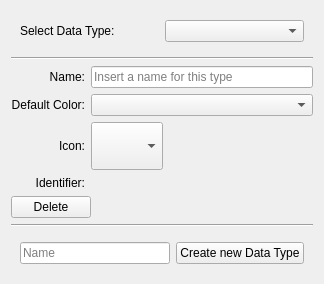
Qt form src/Interface/DataTypePage.ui (KDE/rocs) before a commit.
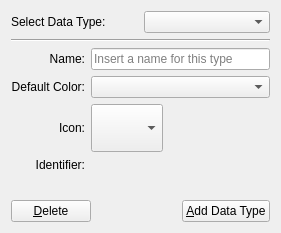
The same form after that commit. Custom widgets are drawn as their Qt base class.

Commit message:
Simplify add data/pointer type dialogs.
When adding a new type just focus the name edit,
instead of having a line edit just for pre-setting its name.

Remove QWidgets as layout elements (use layouts instead).

Set buddies in the ui files.

What changed in the file:
```diff
--- a/src/Interface/DataTypePage.ui
+++ b/src/Interface/DataTypePage.ui
@@ -6,32 +6,27 @@
    <rect>
     <x>0</x>
     <y>0</y>
-    <width>324</width>
-    <height>271</height>
+    <width>281</width>
+    <height>233</height>
    </rect>
   </property>
   <layout class="QVBoxLayout" name="verticalLayout">
    <item>
-    <widget class="QWidget" name="widget_2" native="true">
-     <property name="sizePolicy">
-      <sizepolicy hsizetype="Preferred" vsizetype="Fixed">
-       <horstretch>0</horstretch>
-       <verstretch>0</verstretch>
-      </sizepolicy>
-     </property>
-     <layout class="QGridLayout" name="gridLayout">
-      <item row="0" column="0">
+    <layout class="QHBoxLayout" name="horizontalLayout_2">
+     <item>
        <widget class="QLabel" name="label">
         <property name="text">
          <string>Select Data Type:</string>
         </property>
-       </widget>
-      </item>
-      <item row="0" column="1">
+       <property name="buddy">
+        <cstring>typeSelector</cstring>
+       </property>
+      </widget>
+     </item>
+     <item>
        <widget class="KComboBox" name="typeSelector"/>
       </item>
      </layout>
-    </widget>
    </item>
    <item>
     <widget class="Line" name="line_2">
@@ -73,26 +68,6 @@
        </property>
       </widget>
      </item>
-     <item row="5" column="0">
-      <widget class="QLabel" name="label_2">
-       <property name="text">
-        <string>Identifier:</string>
-       </property>
-       <property name="alignment">
-        <set>Qt::AlignRight|Qt::AlignTrailing|Qt::AlignVCenter</set>
-       </property>
-      </widget>
-     </item>
-     <item row="5" column="1">
-      <widget class="QLabel" name="typeIdentifier">
-       <property name="toolTip">
-        <string>This is the unique identifier for the data type.</string>
-       </property>
-       <property name="text">
-        <string/>
-       </property>
-      </widget>
-     </item>
      <item row="1" column="1">
       <widget class="QLineEdit" name="typeName">
        <property name="placeholderText">
@@ -136,6 +111,26 @@
      <item row="2" column="1">
       <widget class="KColorCombo" name="typeDefaultColor"/>
      </item>
+     <item row="4" column="0">
+      <widget class="QLabel" name="label_2">
+       <property name="text">
+        <string>Identifier:</string>
+       </property>
+       <property name="alignment">
+        <set>Qt::AlignRight|Qt::AlignTrailing|Qt::AlignVCenter</set>
+       </property>
+      </widget>
+     </item>
+     <item row="4" column="1">
+      <widget class="QLabel" name="typeIdentifier">
+       <property name="toolTip">
+        <string>This is the unique identifier for the data type.</string>
+       </property>
+       <property name="text">
+        <string/>
+       </property>
+      </widget>
+     </item>
     </layout>
    </item>
    <item>
@@ -152,6 +147,8 @@
     </spacer>
    </item>
    <item>
+    <layout class="QHBoxLayout" name="horizontalLayout">
+     <item>
     <widget class="KPushButton" name="deleteType">
      <property name="sizePolicy">
       <sizepolicy hsizetype="Fixed" vsizetype="Fixed">
@@ -160,42 +157,31 @@
       </sizepolicy>
      </property>
      <property name="text">
-      <string>Delete</string>
+        <string>&amp;Delete</string>
      </property>
     </widget>
    </item>
    <item>
-    <widget class="Line" name="line">
+      <spacer name="horizontalSpacer">
      <property name="orientation">
       <enum>Qt::Horizontal</enum>
      </property>
-    </widget>
+       <property name="sizeHint" stdset="0">
+        <size>
+         <width>40</width>
+         <height>20</height>
+        </size>
+       </property>
+      </spacer>
    </item>
    <item>
-    <widget class="QWidget" name="widget" native="true">
-     <property name="sizePolicy">
-      <sizepolicy hsizetype="Preferred" vsizetype="Fixed">
-       <horstretch>0</horstretch>
-       <verstretch>0</verstretch>
-      </sizepolicy>
-     </property>
-     <layout class="QGridLayout" name="gridLayout_2">
-      <item row="1" column="0">
-       <widget class="QLineEdit" name="newTypeName">
-        <property name="placeholderText">
-         <string>Name</string>
-        </property>
-       </widget>
-      </item>
-      <item row="1" column="1">
        <widget class="QPushButton" name="exportNewType">
         <property name="text">
-         <string>Create new Data Type</string>
+        <string>&amp;Add Data Type</string>
         </property>
        </widget>
       </item>
      </layout>
-    </widget>
    </item>
   </layout>
  </widget>
```
Left out of the diff: 9 changed lines with no effect on the pictures. Lines whose indentation alone changed are shown as unchanged. The commit also changes 3 other files.
